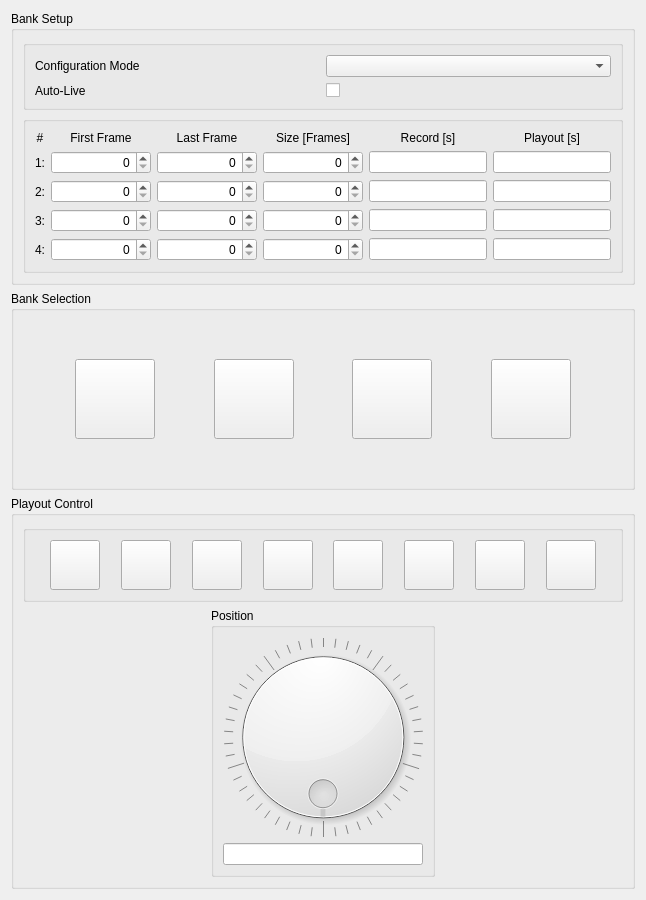
This is dct_widgets/playbackbox/playbackbox.ui in KAYA-Instruments/SDI-Control-Point as Qt 5 draws it before an edit. The edited form follows.
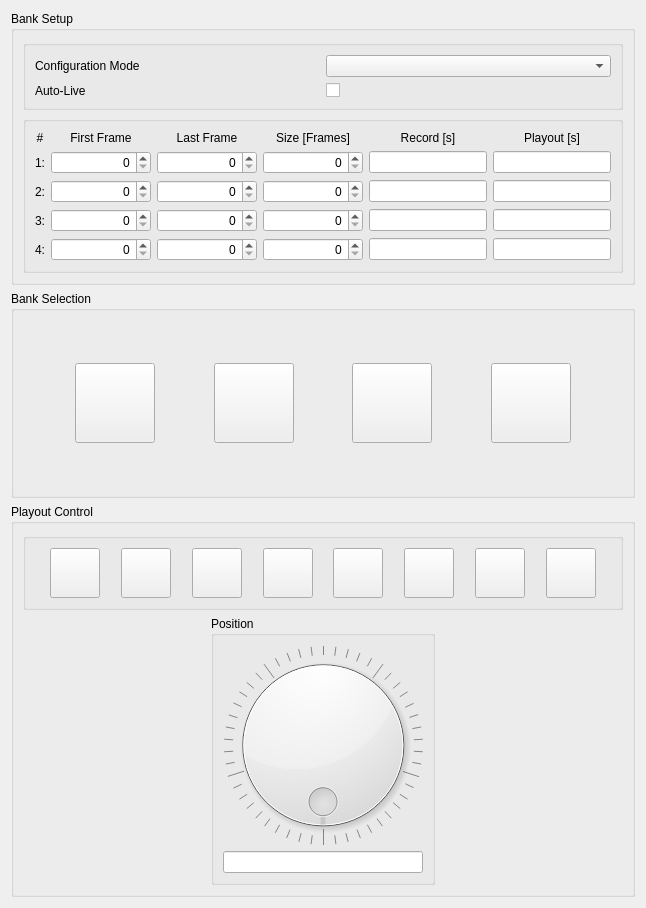
This is the edited form. Icons and pictures are not drawn.

```diff
--- a/dct_widgets/playbackbox/playbackbox.ui
+++ b/dct_widgets/playbackbox/playbackbox.ui
@@ -7,7 +7,7 @@
     <x>0</x>
     <y>0</y>
     <width>646</width>
-    <height>900</height>
+    <height>908</height>
    </rect>
   </property>
   <property name="windowTitle">
```
Left out of the diff: 23 changed lines with no effect on the pictures.
